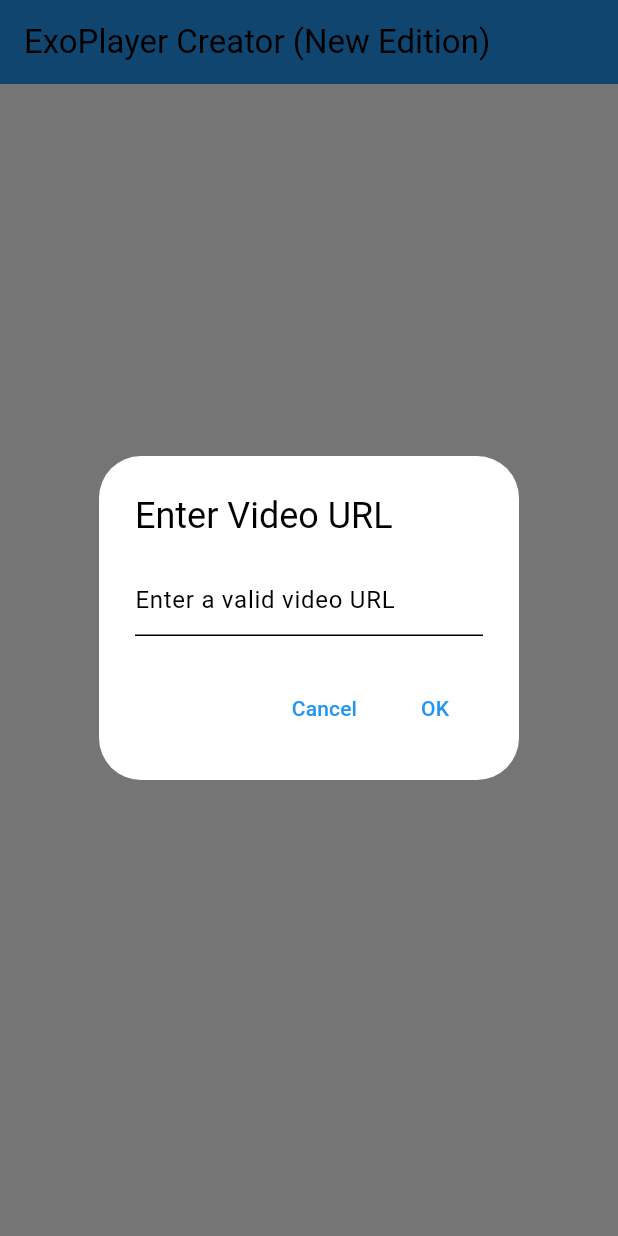
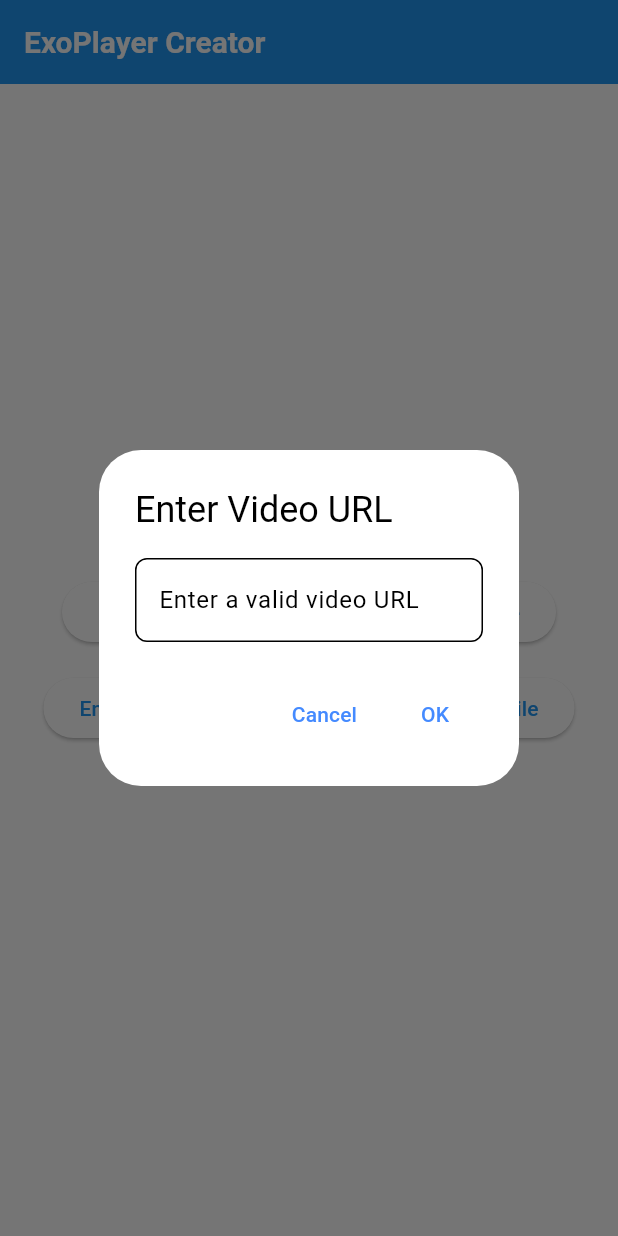
Before and after one commit to anirudhsevugan/simpliplay-android-example-fork, a Flutter app: the screen it shows after launch, after a tap on "Enter Video URL", on a phone screen of 412 x 824 dp. Run offline on Flutter 3.47's test engine with Material 3 defaults, Android fonts, the phone set to English and light mode, and no system bars; our stand-ins replace chewie, file_picker, permission_handler, video_player; missing offline and left inert: keep_screen_on.

Commit message:
Modified source for improvement of management

```diff
--- a/flutter-exoplayer/flutter_beta_exoplayer_creator/lib/main.dart
+++ b/flutter-exoplayer/flutter_beta_exoplayer_creator/lib/main.dart
@@ -1,7 +1,5 @@
 import 'package:flutter/material.dart';
-import 'package:video_player/video_player.dart';
-import 'package:chewie/chewie.dart';
-import 'package:keep_screen_on/keep_screen_on.dart'; // Import the keep_screen_on package
+import 'package:media3_exoplayer_creator/screens/video_screen.dart';  // Import other files as needed
 
 void main() {
   runApp(MyApp());
@@ -15,162 +13,43 @@ class MyApp extends StatelessWidget {
     return MaterialApp(
       debugShowCheckedModeBanner: false,
       theme: ThemeData(
-        primarySwatch: Colors.blue,  // Set primary color to blue
-        colorScheme: ColorScheme.light(
-          primary: Colors.blue,         // Primary color
-          secondary: Colors.blueAccent, // Accent color (replaces accentColor)
+        primarySwatch: Colors.blue, // Set primary color to blue
+        colorScheme: ColorScheme.fromSwatch(primarySwatch: Colors.blue).copyWith(
+          secondary: Colors.blue, // Set accent (secondary) color to blue accent
         ),
         appBarTheme: AppBarTheme(
-          backgroundColor: Colors.blue, // Set AppBar background to blue
+          color: Colors.blue, // Set the AppBar color to blue
+          titleTextStyle: TextStyle(
+            color: Colors.white, // Set text color to white for AppBar
+            fontSize: 20,
+            fontWeight: FontWeight.bold,
+          ),
         ),
-        buttonTheme: ButtonThemeData(
-          buttonColor: Colors.blue,  // Set button color to blue
+        textButtonTheme: TextButtonThemeData(
+          style: TextButton.styleFrom(
+            foregroundColor: Colors.blueAccent, // Set text color to blue for TextButtons
+          ),
         ),
-        // Customize other theme properties as needed
+        inputDecorationTheme: InputDecorationTheme(
+          filled: true, // Allow filled background for text fields
+          fillColor: Colors.white, // White background for text fields
+          border: OutlineInputBorder(
+            borderRadius: BorderRadius.circular(8), // Rounded corners for text fields
+            borderSide: BorderSide(
+              color: Colors.blueAccent, // Border color
+              width: 2,
+            ),
+          ),
+          focusedBorder: OutlineInputBorder(
+            borderRadius: BorderRadius.circular(8),
+            borderSide: BorderSide(
+              color: Colors.blueAccent, // Focused border color
+              width: 2,
+            ),
+          ),
+        ),
       ),
-      home: VideoURLScreen(),
+      home: VideoScreen(),
     );
   }
 }
-
-class VideoURLScreen extends StatefulWidget {
-  const VideoURLScreen({super.key});
-
-  @override
-  _VideoURLScreenState createState() => _VideoURLScreenState();
-}
-
-class _VideoURLScreenState extends State<VideoURLScreen> {
-  String _videoUrl = '';
-
-  // Show the dialog to ask for the video URL
-  Future<void> _showVideoURLDialog() async {
-    final TextEditingController videoController = TextEditingController();
-
-    return showDialog<void>(
-      context: context,
-      barrierDismissible: false, // Prevent dismissing by tapping outside
-      builder: (BuildContext context) {
-        return AlertDialog(
-          title: Text('Enter Video URL'),
-          content: Column(
-            mainAxisSize: MainAxisSize.min,
-            children: [
-              TextField(
-                controller: videoController,
-                decoration: InputDecoration(hintText: 'Enter a valid video URL'),
-                keyboardType: TextInputType.url,
-              ),
-            ],
-          ),
-          actions: <Widget>[
-            TextButton(
-              child: Text('Cancel'),
-              onPressed: () {
-                Navigator.of(context).pop();
-              },
-            ),
-            TextButton(
-              child: Text('OK'),
-              onPressed: () {
-                setState(() {
-                  _videoUrl = videoController.text;
-                });
-                Navigator.of(context).pop();
-              },
-            ),
-          ],
-        );
-      },
-    );
-  }
-
-  @override
-  Widget build(BuildContext context) {
-    return Scaffold(
-      appBar: AppBar(
-        title: Text('ExoPlayer Creator (New Edition)'),
-      ),
-      body: Center(
-        child: _videoUrl.isEmpty
-            ? ElevatedButton(
-          onPressed: _showVideoURLDialog,
-          child: Text('Enter Video URL'),
-        )
-            : VideoPlayerWidget(videoUrl: _videoUrl),
-      ),
-    );
-  }
-}
-
-class VideoPlayerWidget extends StatefulWidget {
-  final String videoUrl;
-
-  const VideoPlayerWidget({super.key, required this.videoUrl});
-
-  @override
-  _VideoPlayerWidgetState createState() => _VideoPlayerWidgetState();
-}
-
-class _VideoPlayerWidgetState extends State<VideoPlayerWidget> {
-  late VideoPlayerController _videoPlayerController;
-  late ChewieController _chewieController;
-
-  @override
-  void initState() {
-    super.initState();
-    _videoPlayerController = VideoPlayerController.networkUrl(Uri.parse(widget.videoUrl)); // Convert String to Uri
-
-    _chewieController = ChewieController(
-      videoPlayerController: _videoPlayerController,
-      aspectRatio: 16 / 9,
-      autoPlay: true,
-      looping: true,
-    );
-
-    // Enable keep_screen_on to prevent screen sleep
-    _videoPlayerController.addListener(() {
-      if (_videoPlayerController.value.isPlaying) {
-        KeepScreenOn.turnOn(); // Keep the screen on while video is playing
-      } else {
-        KeepScreenOn.turnOff(); // Allow the screen to turn off when the video is paused or stopped
-      }
-    });
-  }
-
-  @override
-  void dispose() {
-    super.dispose();
-    _chewieController.dispose();
-    _videoPlayerController.dispose();
-    KeepScreenOn.turnOff(); // Ensure screen turns off when the widget is disposed
-  }
-
-  @override
-  Widget build(BuildContext context) {
-    return Chewie(
-      controller: _chewieController,
-    );
-  }
-}
-
-// Confirm exit when back is pressed
-Future<bool> _onWillPop(BuildContext context) async {
-  return await showDialog(
-    context: context,
-    builder: (context) => AlertDialog(
-      title: Text('Are you sure?'),
-      content: Text('If you exit now, ExoPlayer will stop playing.'),
-      actions: <Widget>[
-        TextButton(
-          onPressed: () => Navigator.of(context).pop(false),
-          child: Text('No'),
-        ),
-        TextButton(
-          onPressed: () => Navigator.of(context).pop(true),
-          child: Text('Yes'),
-        ),
-      ],
-    ),
-  ) ?? false;
-}
--- /dev/null
+++ b/flutter-exoplayer/flutter_beta_exoplayer_creator/lib/screens/video_screen.dart
@@ -0,0 +1,176 @@
+import 'dart:io';
+import 'package:flutter/material.dart';
+import 'package:file_picker/file_picker.dart';
+import 'package:http/http.dart' as http;
+import 'package:keep_screen_on/keep_screen_on.dart';
+import 'package:permission_handler/permission_handler.dart'; // Add this import
+import '../widgets/video_player_widget.dart';
+
+// The VideoScreen widget class
+class VideoScreen extends StatefulWidget {
+  const VideoScreen({super.key});
+
+  @override
+  _VideoScreenState createState() => _VideoScreenState();
+}
+
+// The State class for VideoScreen
+class _VideoScreenState extends State<VideoScreen> {
+  String _videoUrl = '';
+  String _filePath = '';
+  String _subtitleUrl = ''; // Subtitle URL variable
+  String _subtitleFilePath = ''; // Subtitle file path
+
+  // Method to show video URL dialog
+  Future<void> _showVideoURLDialog() async {
+    final TextEditingController videoController = TextEditingController();
+
+    return showDialog<void>(
+      context: context,
+      barrierDismissible: false,
+      builder: (BuildContext context) {
+        return AlertDialog(
+          title: Text('Enter Video URL'),
+          content: TextField(
+            controller: videoController,
+            decoration: InputDecoration(hintText: 'Enter a valid video URL'),
+            keyboardType: TextInputType.url,
+          ),
+          actions: <Widget>[
+            TextButton(
+              child: Text('Cancel'),
+              onPressed: () {
+                Navigator.of(context).pop();
+              },
+            ),
+            TextButton(
+              child: Text('OK'),
+              onPressed: () {
+                setState(() {
+                  _videoUrl = videoController.text;
+                  _filePath = '';
+                });
+                Navigator.of(context).pop();
+              },
+            ),
+          ],
+        );
+      },
+    );
+  }
+
+  // Method to pick video file
+  Future<void> _pickFile() async {
+    FilePickerResult? result = await FilePicker.platform.pickFiles(type: FileType.video);
+
+    if (result != null && result.files.single.path != null) {
+      setState(() {
+        _filePath = result.files.single.path!;
+        _videoUrl = '';
+      });
+    }
+  }
+
+  // Method to pick subtitle file
+  Future<void> _pickSubtitleFile() async {
+    FilePickerResult? result = await FilePicker.platform.pickFiles(type: FileType.custom, allowedExtensions: ['vtt']);
+
+    if (result != null && result.files.single.path != null) {
+      setState(() {
+        _subtitleFilePath = result.files.single.path!;
+        _subtitleUrl = ''; // Clear subtitle URL when a subtitle file is picked
+      });
+    }
+  }
+
+  // Method to enter subtitle URL
+  Future<void> _enterSubtitleURL() async {
+    final TextEditingController subtitleController = TextEditingController();
+
+    return showDialog<void>(
+      context: context,
+      barrierDismissible: false,
+      builder: (BuildContext context) {
+        return AlertDialog(
+          title: Text('Enter Subtitle URL'),
+          content: TextField(
+            controller: subtitleController,
+            decoration: InputDecoration(hintText: 'Enter a valid subtitle URL'),
+            keyboardType: TextInputType.url,
+          ),
+          actions: <Widget>[
+            TextButton(
+              child: Text('Cancel'),
+              onPressed: () {
+                Navigator.of(context).pop();
+              },
+            ),
+            TextButton(
+              child: Text('OK'),
+              onPressed: () {
+                setState(() {
+                  _subtitleUrl = subtitleController.text;
+                });
+                Navigator.of(context).pop();
+              },
+            ),
+          ],
+        );
+      },
+    );
+  }
+
+  @override
+  Widget build(BuildContext context) {
+    return Scaffold(
+      appBar: _videoUrl.isEmpty && _filePath.isEmpty
+          ? AppBar(
+        title: Text('ExoPlayer Creator'),
+      )
+          : null, // Hide AppBar when video is playing
+      body: Center(
+        child: _videoUrl.isEmpty && _filePath.isEmpty
+            ? Column(
+          mainAxisAlignment: MainAxisAlignment.center,
+          children: [
+            Row(
+              mainAxisAlignment: MainAxisAlignment.center,
+              children: [
+                ElevatedButton(
+                  onPressed: _showVideoURLDialog,
+                  child: Text('Enter Video URL'),
+                ),
+                SizedBox(width: 16),
+                ElevatedButton(
+                  onPressed: _pickFile,
+                  child: Text('Choose Video File'),
+                ),
+              ],
+            ),
+            SizedBox(height: 16),
+            Row(
+              mainAxisAlignment: MainAxisAlignment.center,
+              children: [
+                ElevatedButton(
+                  onPressed: _enterSubtitleURL,
+                  child: Text('Enter Subtitle URL'),
+                ),
+                SizedBox(width: 16),
+                ElevatedButton(
+                  onPressed: _pickSubtitleFile,
+                  child: Text('Choose Subtitle File'),
+                ),
+              ],
+            ),
+          ],
+        )
+            : VideoPlayerWidget(
+          videoUrl: _videoUrl,
+          filePath: _filePath,
+          subtitleUrl: _subtitleUrl, // Pass subtitle URL to VideoPlayerWidget
+          subtitleFilePath: _subtitleFilePath, // Pass subtitle file path to VideoPlayerWidget
+        ),
+      ),
+    );
+  }
+}
--- a/flutter-exoplayer/flutter_beta_exoplayer_creator/pubspec.yaml
+++ b/flutter-exoplayer/flutter_beta_exoplayer_creator/pubspec.yaml
@@ -33,6 +33,8 @@ dependencies:
   video_player: ^2.3.0  # Make sure to check for the latest version
   chewie: ^1.2.2  # Optional, if you want to use a higher-level video player with controls
   keep_screen_on: ^3.0.0  # Add this line
+  file_picker: ^5.2.2  # Use the latest version
+  permission_handler: ^10.2.0
 
 dev_dependencies:
   flutter_test:
@@ -51,7 +53,7 @@ dev_dependencies:
 flutter_icons:
     android: true
     ios: true
-    image_path: "assets/icon/icon.png"
+    image_path: "assets/icon.png"
 
 # The following section is specific to Flutter packages.
 flutter:
```
Also changed, not shown: flutter-exoplayer/flutter_beta_exoplayer_creator/lib/utils/permission_utils.dart (added, +52 -0 lines), flutter-exoplayer/flutter_beta_exoplayer_creator/lib/utils/web_vtt.dart (added, +36 -0 lines), flutter-exoplayer/flutter_beta_exoplayer_creator/lib/widgets/video_player_widget.dart (added, +91 -0 lines), flutter-exoplayer/flutter_beta_exoplayer_creator/pubspec.lock, 2 other files.
